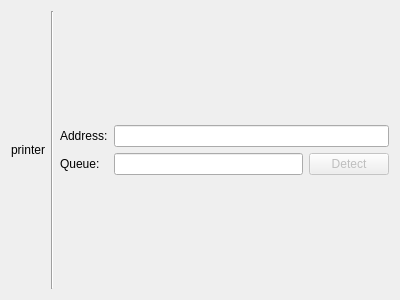
KDE/print-manager, file add-printer/ChooseLpd.ui: the form before one commit.
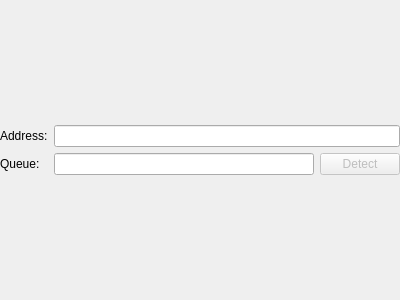
The form after the commit. Custom widgets are drawn as their Qt base class.

```diff
--- a/add-printer/ChooseLpd.ui
+++ b/add-printer/ChooseLpd.ui
@@ -16,74 +16,13 @@
     <verstretch>0</verstretch>
    </sizepolicy>
   </property>
-  <layout class="QGridLayout" name="gridLayout">
-   <item row="0" column="1">
-    <layout class="QVBoxLayout" name="verticalLayout">
-     <property name="sizeConstraint">
-      <enum>QLayout::SetMinimumSize</enum>
-     </property>
-     <item>
-      <spacer name="verticalSpacer_3">
-       <property name="orientation">
-        <enum>Qt::Vertical</enum>
-       </property>
-       <property name="sizeHint" stdset="0">
-        <size>
-         <width>20</width>
-         <height>40</height>
-        </size>
-       </property>
-      </spacer>
-     </item>
-     <item>
-      <widget class="QLabel" name="printerL">
-       <property name="sizePolicy">
-        <sizepolicy hsizetype="Fixed" vsizetype="Preferred">
-         <horstretch>0</horstretch>
-         <verstretch>0</verstretch>
-        </sizepolicy>
-       </property>
-       <property name="text">
-        <string>printer</string>
-       </property>
-       <property name="alignment">
-        <set>Qt::AlignCenter</set>
-       </property>
-       <property name="margin">
-        <number>7</number>
-       </property>
-      </widget>
-     </item>
-     <item>
-      <spacer name="verticalSpacer_4">
-       <property name="orientation">
-        <enum>Qt::Vertical</enum>
-       </property>
-       <property name="sizeHint" stdset="0">
-        <size>
-         <width>20</width>
-         <height>40</height>
-        </size>
-       </property>
-      </spacer>
-     </item>
-    </layout>
-   </item>
-   <item row="0" column="2">
-    <widget class="Line" name="line">
-     <property name="orientation">
-      <enum>Qt::Vertical</enum>
-     </property>
-    </widget>
-   </item>
-   <item row="0" column="3">
     <layout class="QFormLayout" name="formLayout">
-     <property name="fieldGrowthPolicy">
-      <enum>QFormLayout::ExpandingFieldsGrow</enum>
-     </property>
      <property name="formAlignment">
       <set>Qt::AlignLeading|Qt::AlignLeft|Qt::AlignVCenter</set>
      </property>
+   <property name="margin">
+    <number>0</number>
+   </property>
      <item row="0" column="0">
       <widget class="QLabel" name="label_2">
        <property name="text">
@@ -94,6 +33,13 @@
      <item row="0" column="1">
       <widget class="KLineEdit" name="addressLE"/>
      </item>
+   <item row="1" column="0">
+    <widget class="QLabel" name="label_3">
+     <property name="text">
+      <string>Queue:</string>
+     </property>
+    </widget>
+   </item>
      <item row="1" column="1">
       <layout class="QHBoxLayout" name="horizontalLayout_3">
        <item>
@@ -106,15 +52,6 @@
          </property>
          <property name="text">
           <string>Detect</string>
-         </property>
-        </widget>
-       </item>
-      </layout>
-     </item>
-     <item row="1" column="0">
-      <widget class="QLabel" name="label_3">
-       <property name="text">
-        <string>Queue:</string>
        </property>
       </widget>
      </item>
```
Lines whose indentation alone changed are shown as unchanged.
